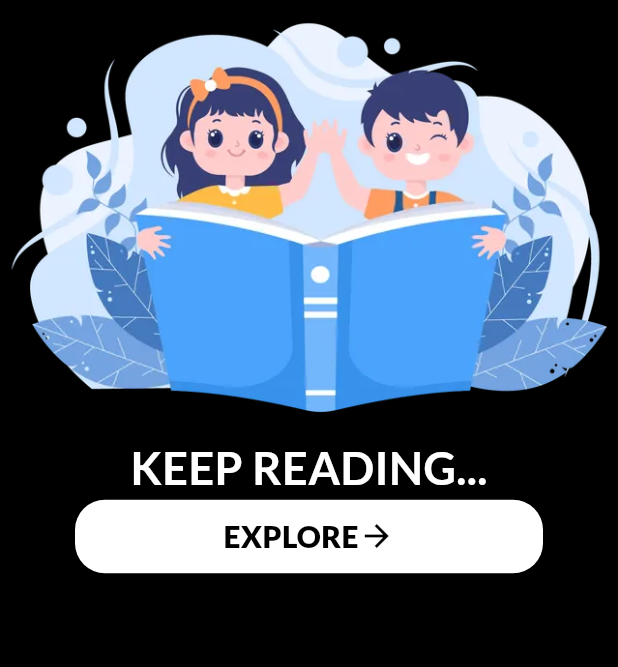
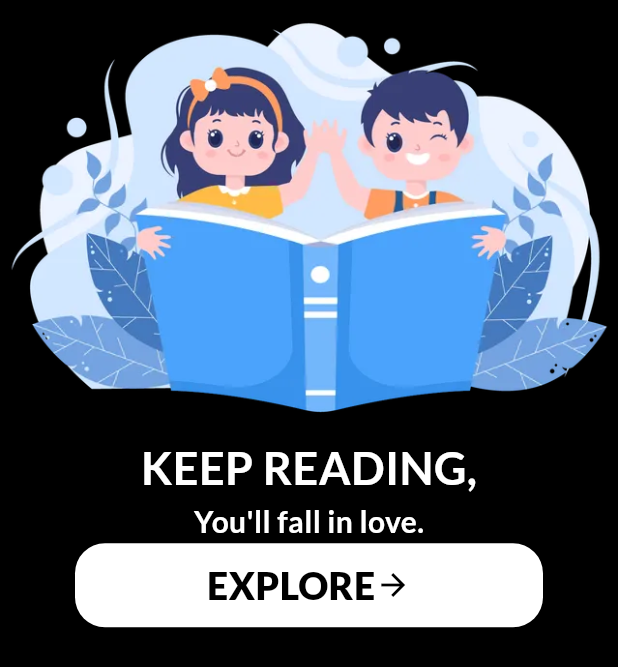
Before and after one commit to Salmanurk2001/e_books_project, a Flutter app: the screen it shows after launch, on a phone screen of 412 x 824 dp. Shown: the top 667 px of the screen. Run offline on Flutter 3.47's test engine with Material 3 defaults, Android fonts, the phone set to English and light mode, and no system bars; our stand-ins replace dio, google_fonts, open_file.

Commit message:
initial commit

```diff
--- a/lib/My_Books/Screens/Home_Screen.dart
+++ b/lib/My_Books/Screens/Home_Screen.dart
@@ -8,8 +8,6 @@ import 'package:flutter/cupertino.dart';
 import 'package:flutter/material.dart';
 import 'package:flutter/src/widgets/framework.dart';
 import 'package:flutter/widgets.dart';
-import 'package:google_fonts/google_fonts.dart';
-import 'package:provider/provider.dart';
 
 class HomeScreen extends StatefulWidget {
   var c1;
@@ -118,9 +116,6 @@ class _HomeScreenState extends State<HomeScreen> {
                             style: TextStyle(fontWeight: FontWeight.bold,color: Colors.black),
                           ),
                         ),
-                        // SizedBox(
-                        //   height: 30,
-                        // ),
                       ],
                     ),
                   ),
--- a/lib/My_Books/Screens/Loading_Books.dart
+++ b/lib/My_Books/Screens/Loading_Books.dart
@@ -2,10 +2,8 @@
 
 import 'dart:convert';
 
-
 import 'package:GBook_App/My_Books/Screens/Display_book.dart';
 import 'package:flutter/material.dart';
-
 import 'package:flutter/src/widgets/framework.dart';
 import 'package:http/http.dart';
 
--- a/lib/My_Books/Screens/Search_loading.dart
+++ b/lib/My_Books/Screens/Search_loading.dart
@@ -1,7 +1,6 @@
 import 'dart:convert';
 import 'package:GBook_App/My_Books/Screens/Search_Bar.dart';
 import 'package:flutter/material.dart';
-import 'package:flutter/src/foundation/key.dart';
 import 'package:flutter/src/widgets/framework.dart';
 import 'package:http/http.dart';
 
@@ -40,7 +39,6 @@ class _SearchLoadingState extends State<SearchLoading> {
   Widget build(BuildContext context) {
     return (const Scaffold(
       body: Center(
-        // ignore: prefer_const_constructors
         child: CircularProgressIndicator(
           color: Colors.black,
         ),
--- a/lib/My_Books/Screens/Spalsh_Screen.dart
+++ b/lib/My_Books/Screens/Spalsh_Screen.dart
@@ -24,21 +24,34 @@ class _SplashScreenState extends State<SplashScreen> {
                       Center(
                         child: Container(
                             child: Image.asset("assets/Images/books image.webp",
-                              scale: 1.4,
+                              scale: 1,
                               fit: BoxFit.fill,
-                            alignment: Alignment.bottomCenter,)),
+                            alignment: Alignment.topCenter,)),
                       ),
                    Column(
                     children: [
                       Padding(
                         padding: const EdgeInsets.symmetric(horizontal: 50.0),
                         child: Text(
-                          "KEEP READING...",
+                          "KEEP READING,",
                           style: GoogleFonts.lato(
                               textStyle: TextStyle(
                                   color: Colors.white,
                                   fontSize: 30,
                                   fontWeight: FontWeight.bold)),
+
+                        ),
+                      ),
+                      Padding(
+                        padding: const EdgeInsets.symmetric(horizontal: 50.0),
+                        child: Text(
+                          "You'll fall in love.",
+                          style: GoogleFonts.lato(
+                              textStyle: TextStyle(
+                                  color: Colors.white,
+                                  fontSize: 20,
+                                  fontWeight: FontWeight.bold)),
+
                         ),
                       ),
 
@@ -50,10 +63,11 @@ class _SplashScreenState extends State<SplashScreen> {
                               context,
                               MaterialPageRoute(builder: (context) {
                                 var l = [
-                                  "adventure",
-                                  "fantasy",
-                                  "horror",
-                                  "romance"
+                                  "Novel",
+                                  "Science",
+                                  "Fantasy",
+                                  "Romance",
+                                  "Self-Guide"
                                 ];
                                 return LoadingScreen(l: l);
                               }),
@@ -72,7 +86,7 @@ class _SplashScreenState extends State<SplashScreen> {
                                   "EXPLORE",
                                   style: GoogleFonts.lato(
                                       textStyle: TextStyle(
-                                          fontSize: 20,
+                                          fontSize: 25,
                                           color: Colors.black,
                                           fontWeight: FontWeight.w900)),
                                 ),
```
Also changed, not shown: lib/My_Books/Screens/Search_Bar.dart (+0 -8 lines).
